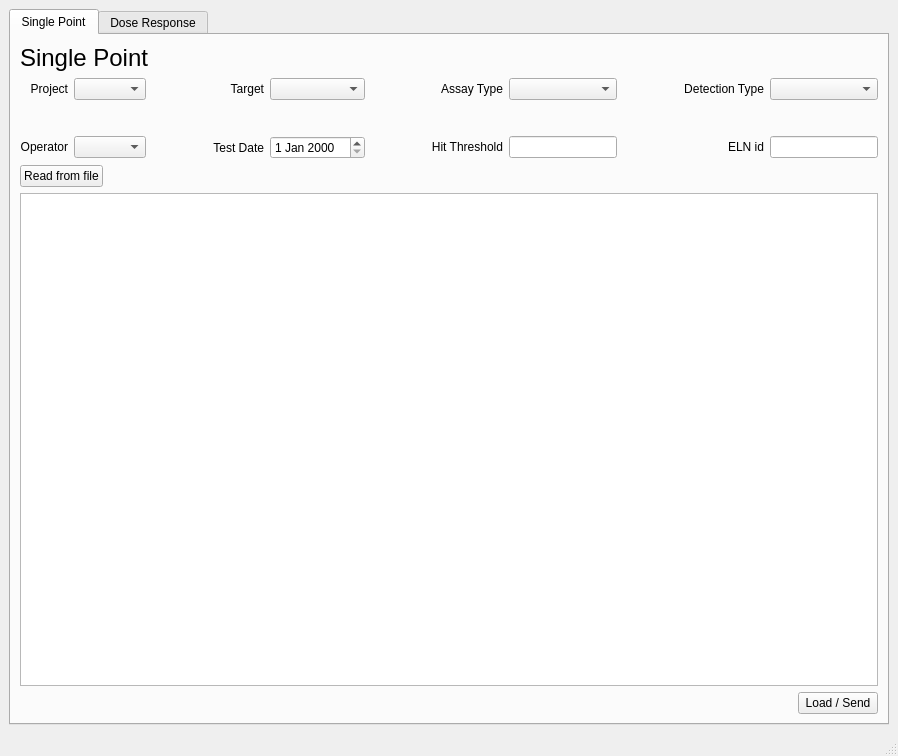
Above: frontend/assets/loaderwindow.ui from dahlbma/assayLoader before the change. Below: the same form after it.
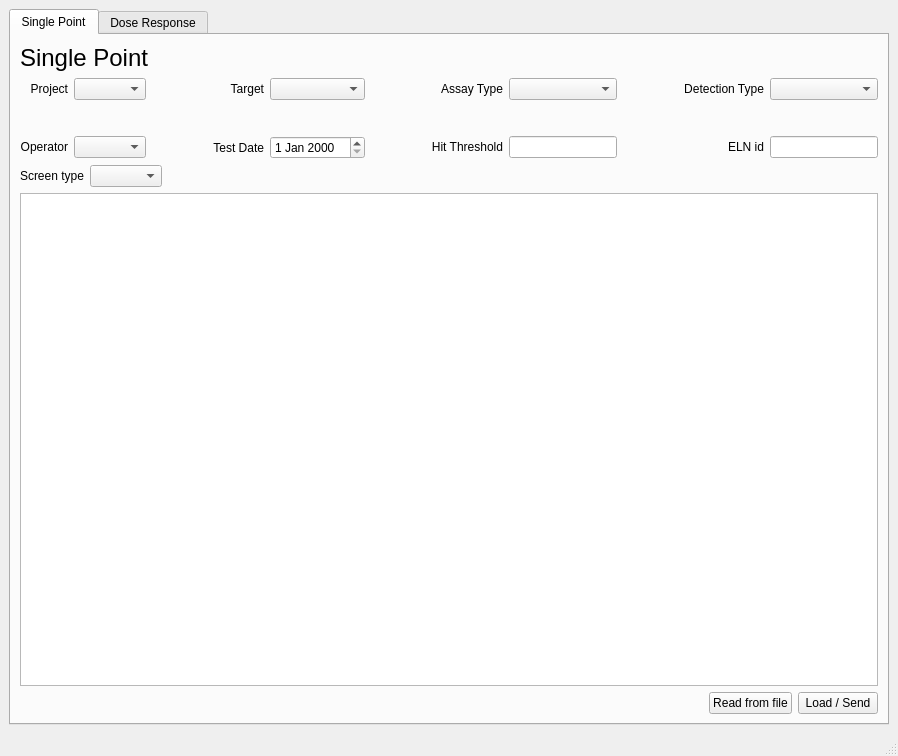
That is the form after the change.

Commit message: Add screenType_cb

```diff
--- a/frontend/assets/loaderwindow.ui
+++ b/frontend/assets/loaderwindow.ui
@@ -294,18 +294,32 @@
               </property>
              </spacer>
             </item>
-            <item row="0" column="1">
+            <item row="0" column="2">
              <widget class="QPushButton" name="pushButton">
               <property name="text">
                <string>Load / Send</string>
               </property>
              </widget>
             </item>
+            <item row="0" column="1">
+             <widget class="QPushButton" name="pushButton_2">
+              <property name="text">
+               <string>Read from file</string>
+              </property>
+             </widget>
+            </item>
            </layout>
           </item>
           <item row="0" column="0">
            <layout class="QGridLayout" name="gridLayout_7">
             <item row="0" column="2">
+             <widget class="QLabel" name="filename_lab">
+              <property name="text">
+               <string/>
+              </property>
+             </widget>
+            </item>
+            <item row="0" column="3">
              <spacer name="horizontalSpacer_6">
               <property name="orientation">
                <enum>Qt::Horizontal</enum>
@@ -318,17 +332,13 @@
               </property>
              </spacer>
             </item>
+            <item row="0" column="1">
+             <widget class="QComboBox" name="screenType_cb"/>
+            </item>
             <item row="0" column="0">
-             <widget class="QPushButton" name="pushButton_2">
+             <widget class="QLabel" name="label_9">
               <property name="text">
-               <string>Read from file</string>
-              </property>
-             </widget>
-            </item>
-            <item row="0" column="1">
-             <widget class="QLabel" name="filename_lab">
-              <property name="text">
-               <string/>
+               <string>Screen type</string>
               </property>
              </widget>
             </item>
```
The commit also changes 1 other file.
